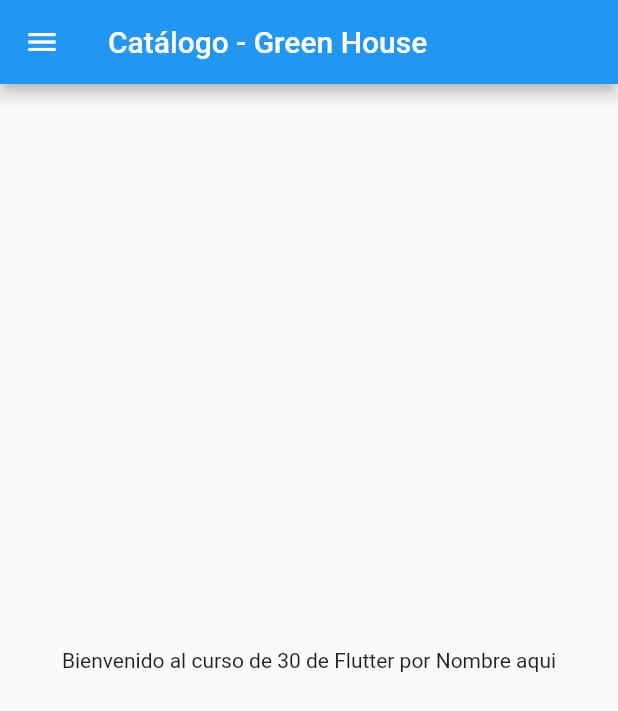
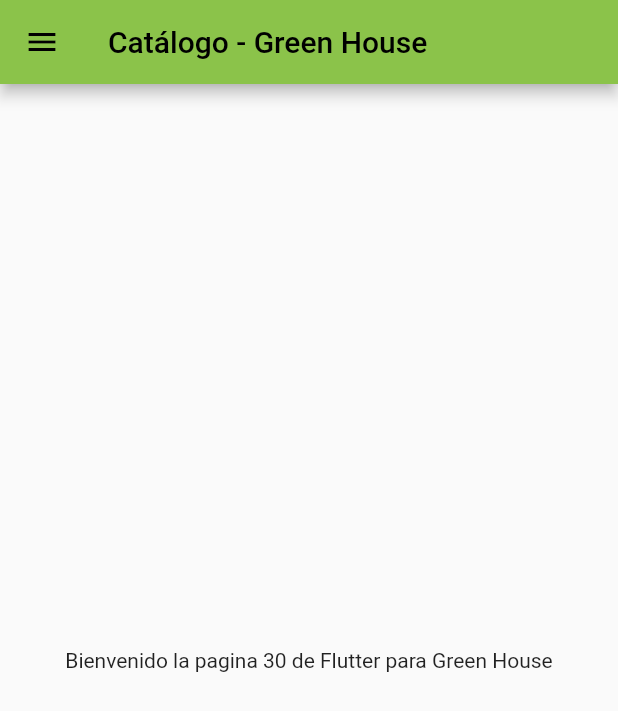
Before and after one commit to lufuz/app_catalogo, a Flutter app: the screen it shows after launch, on a phone screen of 412 x 824 dp. Shown: the top 711 px of the screen. Run offline on Flutter 3.47's test engine with Material 2 defaults, Android fonts, the phone set to English and light mode, and no system bars.

Commit message:
Diseño de la página de inicio y login

```diff
--- a/lib/main.dart
+++ b/lib/main.dart
@@ -1,4 +1,5 @@
-import 'package:app_catalogo/pagina_inicio.dart';
+import 'package:app_catalogo/paginas/login.dart';
+import 'package:app_catalogo/paginas/pagina_inicio.dart';
 import 'package:flutter/material.dart';
 
 void main() {
@@ -11,7 +12,17 @@
   @override
   Widget build(BuildContext context) {
     return MaterialApp(
-      home: HomePage(),
+      themeMode: ThemeMode.light,
+      theme: ThemeData(primarySwatch: Colors.lightGreen),
+      darkTheme: ThemeData(
+        brightness: Brightness.dark,
+      ),
+      initialRoute: "/home",
+      routes: {
+        "/": (context) => Login(),
+        "/home": (context) => HomePage(),
+        "/login": (context) => Login(),
+      },
     );
   }
 }
--- a/lib/pagina_inicio.dart
+++ b/lib/paginas/pagina_inicio.dart
@@ -2,7 +2,7 @@
 
 class HomePage extends StatelessWidget {
   final int days = 30;
-  final String name = "Nombre aqui";
+  final String name = "Green House";
   @override
   Widget build(BuildContext context) {
     return Scaffold(
@@ -11,11 +11,10 @@
       ),
       body: Center(
         child: Container(
-          child: Text("Bienvenido al curso de $days de Flutter por $name"),
+          child: Text("Bienvenido la pagina $days de Flutter para $name"),
         ),
       ),
       drawer: Drawer(),
     );
   }
 }
-//mi papa es fox el presidente
```
Also changed, not shown: lib/paginas/login.dart (added, +19 -0 lines).
